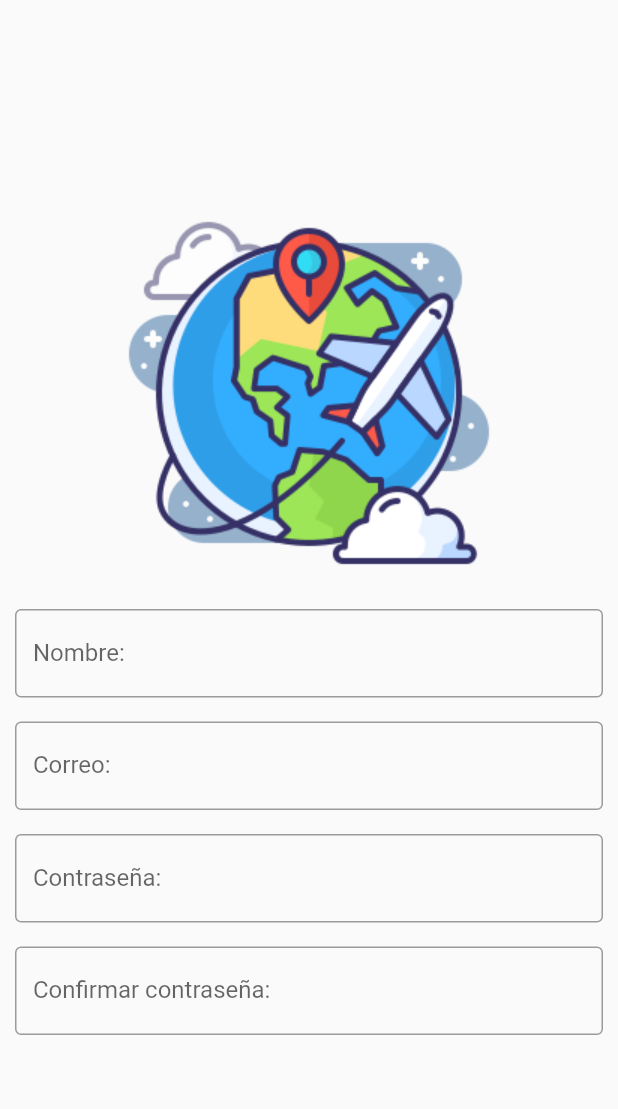
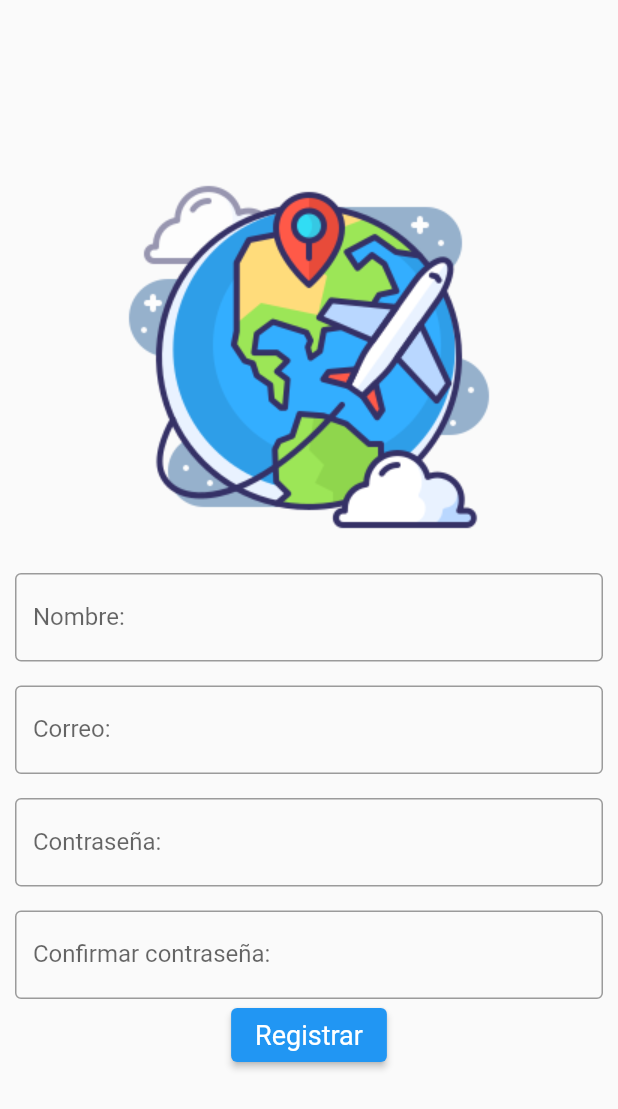
Before and after one commit to JuanDiego12109/movil, a Flutter app: the screen it shows after launch, on a phone screen of 412 x 824 dp. Shown: the top 1109 px of the screen. Run offline on Flutter 3.47's test engine with Material 2 defaults, Android fonts, the phone set to English and light mode, and no system bars.

Commit message:
Terminando pagina de registro

```diff
--- /dev/null
+++ b/lib/models/users.dart
@@ -0,0 +1,41 @@
+import 'package:movil_app/models/users.dart';
+
+
+class User {
+  var _name;
+  var _email;
+  var _password;
+
+  User(this._name, this._email, this._password);
+
+  User.fromJson(Map<String,dynamic> json)
+  :
+      _name =json['name'],
+        _email =json['email'],
+        _password =json['password'];
+
+  Map<String,dynamic> ToJson() => {
+
+    'name' : _name,
+    'email' : _email,
+    'password' : _password,
+  };
+
+  get name => _name;
+
+  set name(value) {
+    _name = value;
+  }
+
+  get email => _email;
+
+  get password => _password;
+
+  set password(value) {
+    _password = value;
+  }
+
+  set email(value) {
+    _email = value;
+  }
+}
--- a/lib/pages/register_page.dart
+++ b/lib/pages/register_page.dart
@@ -1,4 +1,9 @@
 import 'package:flutter/material.dart';
+import 'package:movil_app/models/users.dart';
+import 'package:movil_app/pages/login_page.dart';
+import 'dart:convert';
+import'package:shared_preferences/shared_preferences.dart';
+
 class RegisterPage extends StatefulWidget {
   const RegisterPage({Key? key, required String title}) : super(key: key);
 
@@ -14,6 +19,36 @@ class _RegisterPageState extends State<RegisterPage> {
   final _password = TextEditingController();
   final _repPassword = TextEditingController();
 
+  String _data = "Informacion: ";
+
+  void _showMessage (String msg){
+    final scaffold=ScaffoldMessenger.of(context);
+    scaffold.showSnackBar(SnackBar(content: Text(msg),
+    action: SnackBarAction(
+      label: "Aceptar", onPressed: scaffold.hideCurrentSnackBar),
+    ),);
+
+
+
+  }
+
+  void saveUser (User user) async {
+    SharedPreferences prefs = await SharedPreferences.getInstance();
+    prefs.setString("user", jsonEncode(user));
+  }
+
+  void _presionButton(){
+    setState(() {
+      if (_password.text == _repPassword.text) {
+        var user = User(_name.text, _email.text, _password.text);
+        saveUser(user);
+        Navigator.pushReplacement(context, MaterialPageRoute(builder: (context) => LoginPage()));
+      }else{
+        _showMessage("Las contraseñas no coinciden, por favor verifique");
+      }
+    });
+  }
+
 
 
 
@@ -23,6 +58,7 @@ class _RegisterPageState extends State<RegisterPage> {
       body: Padding(
           padding: const EdgeInsets.symmetric(horizontal: 10,vertical: 20),
           child: Center(
+            child: SingleChildScrollView(
               child: Column(
                 mainAxisAlignment: MainAxisAlignment.center,
                 children:<Widget> [
@@ -67,7 +103,19 @@ class _RegisterPageState extends State<RegisterPage> {
                         border: OutlineInputBorder(), labelText: 'Confirmar contraseña: '),
                     keyboardType: TextInputType.text,
                   ),
+                  ElevatedButton(
+                    style: TextButton.styleFrom(
+                      textStyle: const TextStyle(fontSize: 18),
+                    ),
+                    onPressed: (){
+                      _presionButton();
+
+                    }, child: const Text("Registrar"),
+
+                  ),
+
                 ]
+              ),
             ),
           )
       ),
--- a/pubspec.yaml
+++ b/pubspec.yaml
@@ -29,6 +29,7 @@ environment:
 # the latest version available on pub.dev. To see which dependencies have newer
 # versions available, run `flutter pub outdated`.
 dependencies:
+  shared_preferences: 2.0.15
   flutter:
     sdk: flutter
 
```
Also changed, not shown: pubspec.lock. Lines whose indentation alone changed are shown as unchanged.
